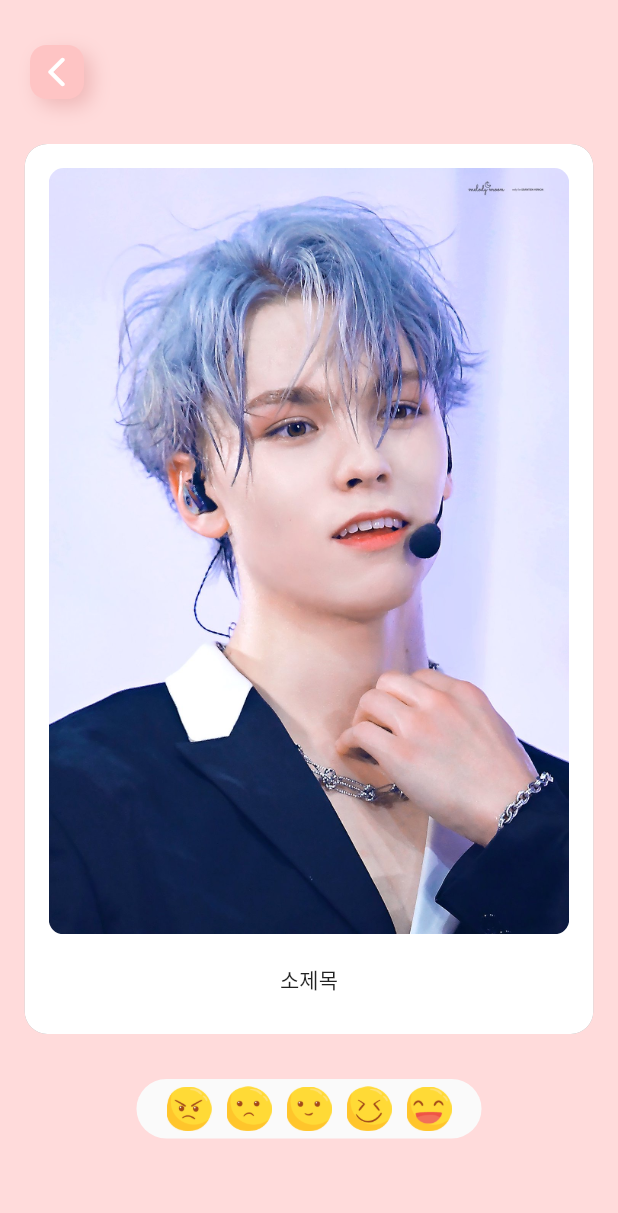
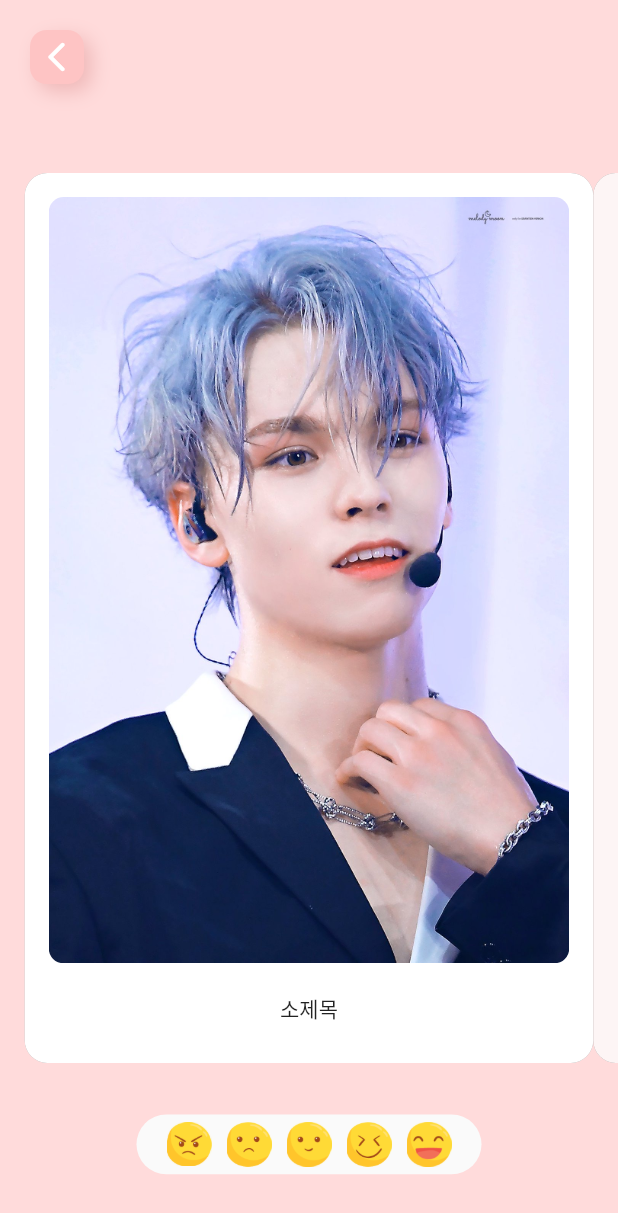
Before and after one commit to cherrrity/Team.AJJODAGA, a Flutter app: the screen it shows after launch, on a phone screen of 412 x 824 dp. Shown: the top 1213 px of the screen. Run offline on Flutter 3.47's test engine with Material 2 defaults, Android fonts, the phone set to English and light mode, and no system bars; drawn by our look-alikes of flip_card, scroll_snap_list; our stand-ins replace flutter_svg; statements that could not run were skipped.

Commit message:
폴더 정리 및 수정

```diff
--- a/lib/main.dart
+++ b/lib/main.dart
@@ -1,8 +1,12 @@
 import 'package:flutter/material.dart';
-import 'package:project_moonhwadiary/model_diary.dart';
-import 'package:project_moonhwadiary/pocket.dart';
-import 'package:project_moonhwadiary/views/writeCardPage.dart';
-import 'package:project_moonhwadiary/views/viewCardPage.dart';
+
+import 'package:project_moonhwadiary/modules/HorizontalList.dart';
+import 'package:project_moonhwadiary/views/card_write_view.dart';
+import 'package:project_moonhwadiary/views/card_view.dart';
+import 'package:project_moonhwadiary/models/model_diary.dart';
+import 'package:project_moonhwadiary/widget/pocket.dart';
+
+
 
 
 void main() {
@@ -20,8 +24,9 @@ class MyApp extends StatelessWidget {
         accentColor: Colors.red[200],
       ),
       //home: MyHomePage(),
-      //home: WriteCardPage(),
-      home: ViewCardPage(),
+      //home: WriteCardPage()
+      home: ViewCardPage()
+      //home: DynamicHorizontalDemo(),
     );
   }
 }
--- /dev/null
+++ b/lib/models/diary.dart
@@ -0,0 +1,30 @@
+class Diary{
+  final String title;
+  final String contents;
+  final String year;
+  final String month;
+  final String day;
+  final String image;
+  final int feel;
+
+  Diary({this.title, this.contents, this.year, this.month, this.day, this.image, this.feel,});
+
+  Map<String, dynamic> toMap(){
+    return {
+      'title' : title,
+      'contents' : contents,
+      'year' : year,
+      'month' : month,
+      'day' : day,
+      'image' : image,
+      'feel' : feel,
+
+    };
+  }
+
+  @override
+  String toString() {
+    return 'Diary{ title: $title, contents:$contents, year: $year,month: $month,day: $day, image: $image, feel: $feel}';
+  }
+
+}
--- /dev/null
+++ b/lib/modules/HorizontalList.dart
@@ -0,0 +1,91 @@
+import 'dart:math';
+
+import 'package:flutter/material.dart';
+import 'package:scroll_snap_list/scroll_snap_list.dart';
+
+import 'package:project_moonhwadiary/models/diary.dart';
+import 'package:project_moonhwadiary/widget/card.dart';
+
+class DynamicHorizontalDemo extends StatefulWidget {
+  final List<Diary> diaries;
+
+  DynamicHorizontalDemo({this.diaries});
+
+  @override
+  _DynamicHorizontalDemoState createState() => _DynamicHorizontalDemoState();
+}
+
+class _DynamicHorizontalDemoState extends State<DynamicHorizontalDemo> {
+  List<Diary> diaries = [];
+  int _focusedIndex = -1;
+
+  @override
+  void initState() {
+    super.initState();
+    diaries = widget.diaries;
+
+    diaries = [
+      Diary(
+        image: "assets/images/test.jpg",
+        title: "chew not choi",
+        contents: "최한솔 한솔한솔한솔최한솔 한솔한솔한솔최한솔 한솔한솔한솔최한솔 한솔한솔한솔최한솔 한솔한솔한솔최한솔 한솔한솔한솔최한솔 한솔한솔한솔최한솔 한솔한솔한솔최한솔 한솔한솔한솔최한솔 한솔한솔한솔최한솔 한솔한솔한솔"+
+            "최한솔 한솔한솔한솔최한솔 한솔한솔한솔최한솔 한솔한솔한솔최한솔 한솔한솔한솔최한솔 한솔한솔한솔최한솔 한솔한솔한솔최한솔 한솔한솔한솔최한솔 한솔한솔한솔최한솔 한솔한솔한솔최한솔 한솔한솔한솔최한솔 한솔한솔한솔"+
+            "최한솔 한솔한솔한솔최한솔 한솔한솔한솔최한솔 한솔한솔한솔최한솔 한솔한솔한솔최한솔 한솔한솔한솔최한솔 한솔한솔한솔최한솔 한솔한솔한솔최한솔 한솔한솔한솔최한솔 한솔한솔한솔최한솔 한솔한솔한솔최한솔 한솔한솔한솔"+
+            "최한솔 한솔한솔한솔최한솔 한솔한솔한솔최한솔 한솔한솔한솔최한솔 한솔한솔한솔최한솔 한솔한솔한솔최한솔 한솔한솔한솔최한솔 한솔한솔한솔최한솔 한솔한솔한솔최한솔 한솔한솔한솔최한솔 한솔한솔한솔최한솔 한솔한솔한솔"+
+            "최한솔 한솔한솔한솔최한솔 한솔한솔한솔최한솔 한솔한솔한솔최한솔 한솔한솔한솔최한솔 한솔한솔한솔최한솔 한솔한솔한솔최한솔 한솔한솔한솔최한솔 한솔한솔한솔최한솔 한솔한솔한솔최한솔 한솔한솔한솔최한솔 한솔한솔한솔"+
+            "최한솔 한솔한솔한솔최한솔 한솔한솔한솔최한솔 한솔한솔한솔최한솔 한솔한솔한솔최한솔 한솔한솔한솔최한솔 한솔한솔한솔최한솔 한솔한솔한솔최한솔 한솔한솔한솔최한솔 한솔한솔한솔최한솔 한솔한솔한솔최한솔 한솔한솔한솔"+
+            "최한솔 한솔한솔한솔최한솔 한솔한솔한솔최한솔 한솔한솔한솔최한솔 한솔한솔한솔최한솔 한솔한솔한솔최한솔 한솔한솔한솔최한솔 한솔한솔한솔최한솔 한솔한솔한솔최한솔 한솔한솔한솔최한솔 한솔한솔한솔최한솔 한솔한솔한솔"+
+            "최한솔 한솔한솔한솔최한솔 한솔한솔한솔최한솔 한솔한솔한솔최한솔 한솔한솔한솔최한솔 한솔한솔한솔최한솔 한솔한솔한솔최한솔 한솔한솔한솔최한솔 한솔한솔한솔최한솔 한솔한솔한솔최한솔 한솔한솔한솔최한솔 한솔한솔한솔"+
+            "최한솔 한솔한솔한솔최한솔 한솔한솔한솔최한솔 한솔한솔한솔최한솔 한솔한솔한솔최한솔 한솔한솔한솔최한솔 한솔한솔한솔최한솔 한솔한솔한솔최한솔 한솔한솔한솔최한솔 한솔한솔한솔최한솔 한솔한솔한솔최한솔 한솔한솔한솔",
+        day: "2020-01-03",
+      ),
+      Diary(
+        title: "오늘 콘서트 너무 재밌었다😂",
+        contents: "1년 6개월",
+        day: "2020-01-03",
+      )
+    ];
+  }
+
+  void _onItemFocus(int index) {
+    print(index);
+    setState(() {
+      _focusedIndex = index;
+    });
+  }
+
+  Widget _buildListItem(BuildContext context, int index) {
+    if (index == diaries.length)
+      return Center(child: CircularProgressIndicator(),);
+
+    //horizontal
+    return Container(
+      width: MediaQuery.of(context).size.width * 0.92,
+      child: PhotoCard(diaries[index]),
+    );
+  }
+
+  ///Override default dynamicItemSize calculation
+  double customEquation(double distance){
+    return 1-min(distance.abs()/500, 0.2);
+    //return 1-(distance/500);
+  }
+
+  @override
+  Widget build(BuildContext context) {
+    return Column(
+      children: <Widget>[
+        Expanded(
+          child: ScrollSnapList(
+            onItemFocus: _onItemFocus,
+            itemSize: MediaQuery.of(context).size.width * 0.92,
+            itemBuilder: _buildListItem,
+            itemCount: diaries.length,
+            dynamicItemSize: false,
+            // dynamicSizeEquation: customEquation, //optional
+          ),
+        ),
+      ],
+    );
+  }
+}
--- /dev/null
+++ b/lib/views/card_view.dart
@@ -0,0 +1,96 @@
+import 'package:flutter/gestures.dart';
+import 'package:flutter/material.dart';
+
+import 'package:flutter/services.dart';
+
+import 'package:flutter/cupertino.dart';
+import 'package:scroll_snap_list/scroll_snap_list.dart';
+
+import 'package:project_moonhwadiary/modules/HorizontalList.dart';
+import 'file:///C:/Users/hyej0/AndroidStudioProjects/Team.AJJODAGA/lib/modules/NeumorphicContainer.dart';
+
+class ViewCardPage extends StatefulWidget {
+  @override
+  _ViewCardPage createState() => _ViewCardPage();
+}
+
+class _ViewCardPage extends State<ViewCardPage> {
+  bool _isPhoto = true;
+  bool _isKeyboardUp = false;
+  DateTime _diaryDate = DateTime.now();
+
+  @override
+  Widget build(BuildContext context) {
+    // TODO: implement build
+    return Scaffold(
+      resizeToAvoidBottomInset: false,
+      backgroundColor: const Color(0xffFFDBDB),
+      body: Stack(
+        children: [
+          Container(
+            margin:
+                const EdgeInsets.only(top: 20, bottom: 30, left: 20, right: 20),
+            child: Row(
+              mainAxisAlignment: MainAxisAlignment.spaceBetween,
+              children: [
+                // 상단 아이콘 생성
+                NeumorphicContainer(
+                  child: GestureDetector(
+                    child:
+                        Icon(Icons.arrow_back_ios_rounded, color: Colors.white),
+                    onTap: () => {print("back")},
+                  ),
+                  color: Color(0xFFFEC4C4),
+                  shape: "iconButton",
+                ),
+              ],
+            ),
+          ),
+          DynamicHorizontalDemo(),
+          Positioned(
+            bottom: MediaQuery.of(context).size.width * 0.1,
+            left:MediaQuery.of(context).size.width/2 - 230/2,
+            child: Container(
+              alignment: Alignment.center,
+              width: 230,
+              child: Row(
+                children: [
+                  Image.asset(
+                    'assets/emoji/emoji-3.png',
+                    width: 30,
+                  ),
+                  SizedBox(width: 10),
+                  Image.asset(
+                    'assets/emoji/emoji-4.png',
+                    width: 30,
+                  ),
+                  SizedBox(width: 10),
+                  Image.asset(
+                    'assets/emoji/emoji-13.png',
+                    width: 30,
+                  ),
+                  SizedBox(width: 10),
+                  Image.asset(
+                    'assets/emoji/emoji-10.png',
+                    width: 30,
+                  ),
+                  SizedBox(width: 10),
+                  Image.asset(
+                    'assets/emoji/emoji-2.png',
+                    width: 30,
+                  ),
+                ],
+              ),
+              padding: const EdgeInsets.symmetric(vertical: 5, horizontal: 20),
+              decoration: BoxDecoration(
+                borderRadius: BorderRadius.circular(40),
+                color: const Color(0xfffafafa),
+              ),
+            ),
+          ),
+
+        ],
+      ),
+    );
+  }
+}
--- a/lib/views/writeCardPage.dart
+++ b/lib/views/card_write_view.dart
@@ -4,8 +4,8 @@ import 'package:flutter/services.dart';
 import 'package:flutter_svg/flutter_svg.dart';
 import 'package:flutter/cupertino.dart';
 
-import 'package:project_moonhwadiary/modules/diaryDatePicker.dart';
-import 'package:project_moonhwadiary/views/neumorphicContainer.dart';
+import 'package:project_moonhwadiary/modules/DiaryDatePicker.dart';
+import 'package:project_moonhwadiary/modules/NeumorphicContainer.dart';
 
 class WriteCardPage extends StatefulWidget {
   @override
@@ -159,6 +159,7 @@ class _WriteCardPage extends State<WriteCardPage> {
                               inputFormatters: [
                                 LengthLimitingTextInputFormatter(40),
                               ],
+                              textAlign: TextAlign.center,
                               decoration: InputDecoration(
                                   contentPadding: EdgeInsets.zero,
                                   border: InputBorder.none,
--- a/lib/views/viewCardPage.dart
+++ /dev/null
@@ -1,238 +0,0 @@
-import 'package:flutter/material.dart';
-import 'package:flip_card/flip_card.dart';
-import 'package:flutter/services.dart';
-import 'package:flutter_svg/flutter_svg.dart';
-import 'package:flutter/cupertino.dart';
-
-import 'package:project_moonhwadiary/modules/diaryDatePicker.dart';
-import 'package:project_moonhwadiary/views/neumorphicContainer.dart';
-
-class ViewCardPage extends StatefulWidget {
-  @override
-  _ViewCardPage createState() => _ViewCardPage();
-}
-
-class _ViewCardPage extends State<ViewCardPage> {
-  bool _isPhoto = true;
-  bool _isKeyboardUp = false;
-  DateTime _diaryDate = DateTime.now();
-
-  void showDatePicker() {
-    showModalBottomSheet(
-        context: this.context,
-        builder: (context) {
-          return Container(
-            height: 300,
-            child: Stack(
-              children: <Widget>[
-                CupertinoDatePicker(
-                  minimumYear: 2000,
-                  maximumYear: DateTime.now().year,
-                  initialDateTime: DateTime.now(),
-                  maximumDate: DateTime.now(),
-                  onDateTimeChanged: (newDate) => { _diaryDate = newDate},
-                  mode: CupertinoDatePickerMode.date,
-                ),
-                Align(
-                  alignment: Alignment.topRight,
-                  child: CupertinoButton(
-                    child: Text('확인'),
-                    onPressed: () => Navigator.pop(context),
-                  ),
-                ),
-              ],
-            ),
-          );
-        }).whenComplete(() => setState(() => {}));
-  }
-
-  @override
-  Widget build(BuildContext context) {
-    // TODO: implement build
-    return Scaffold(
-      resizeToAvoidBottomInset: false,
-      backgroundColor: const Color(0xffFFDBDB),
-      body: Column(
-        children: [
-          SizedBox(
-            height: 10,
-          ),
-          Container(
-            margin: const EdgeInsets.only(top: 20, bottom:30, left: 20, right: 20),
-            child: Row(
-              mainAxisAlignment: MainAxisAlignment.spaceBetween,
-              children: [
-                // 상단 아이콘 생성
-                NeumorphicContainer(
-                  child: GestureDetector(
-                    child: Icon(Icons.arrow_back_ios_rounded, color: Colors.white),
-                    onTap: () => {
-                      print("back")
-                    },
-                  ),
-                  color: Color(0xFFFEC4C4),
-                  shape: "iconButton",
-                ),
-              ],
-            ),
-          ),
-
-          Center(
-            // 메인 카드 앞면
-            child: FlipCard(
-              direction: FlipDirection.HORIZONTAL, // default
-              front: Container(
-                padding: EdgeInsets.all(16.0),
-                width: MediaQuery.of(context).size.width * 0.92,
-                height : MediaQuery.of(context).size.height * 0.72,
-                // 이미지가 있을 때 없을 때
-                child: _isPhoto ?
-                Center(
-                  child: Column(
-                    children: [
-                      Positioned(
-                        child: Container(
-                          width: MediaQuery.of(context).size.width * 0.85,
-                          height: MediaQuery.of(context).size.height * 0.62,
-                          decoration: BoxDecoration(
-                            borderRadius: BorderRadius.circular(10),
-                            image: DecorationImage(
-                              // 이미지 full cover
-                              image: AssetImage("assets/images/test.jpg"),  // 카드가 될 이미지
-                              fit: BoxFit.cover,
-                            ),
-                          ),
-                        ),
-                      ),
-                      SizedBox(
-                        height: 20,
-                      ),
-                      Text("소제목")
-                    ],
-                  ),
-                )
-                    : Center(
-                  child: SvgPicture.asset(
-                    'assets/images/empty_card_cat.svg',
-                    width: 150,
-                  ),
-                ),
-                decoration: BoxDecoration(
-                  borderRadius: BorderRadius.circular(15),
-                  color:  _isPhoto? Colors.white : Color(0xFFFDF5F5),
-                  boxShadow:[
-                    BoxShadow(
-                      color : Colors.grey,
-                    ),
-                  ],
-                ),
-              ),
-              back: Container(
-                // 메인 카드 뒷면
-                width: MediaQuery.of(context).size.width * 0.92,
-                height : MediaQuery.of(context).size.height * 0.72,
-                child: Center(
-                  child: Form(
-                    child: Padding(
-                      padding: EdgeInsets.all(16.0),
-                      child: Column(
-                          children: [
-                            SizedBox(height: 15),
-                            // 카드 입력(날짜)
-                            InkWell(
-                              child: Text('2020-01-01', style: TextStyle(fontSize: 20)),
-                              onTap: () => {}, // date picker widget
-                            ),
-                            SizedBox(height: 10),
-                            // 카드 입력(제목)
-                            TextFormField(
-                              inputFormatters: [
-                                LengthLimitingTextInputFormatter(40),
-                              ],
-                              decoration: InputDecoration(
-                                  contentPadding: EdgeInsets.zero,
-                                  border: InputBorder.none,
-                                  hintText: '제목을 입력해 주세요'
-                              ),
-                            ),
-                            Container(
-                              height : MediaQuery.of(context).size.height * 0.4,
-                              /*
-                              padding: EdgeInsets.all(5),
-                              decoration: BoxDecoration(
-                                border: Border.all(color: Colors.grey)
-                              ),*/
-                              child: SingleChildScrollView(
-                                physics: ClampingScrollPhysics(),
-                                scrollDirection: Axis.vertical,
-                                reverse: false,
-                                // 카드 입력(내용)
-                                child : TextFormField(
-                                  maxLines: null,
-                                  decoration: InputDecoration(
-                                      contentPadding: EdgeInsets.zero,
-                                      border: InputBorder.none,
-                                      hintText: '내용을 입력해 주세요'
-                                  ),
-                                ),
-                              ),
-                            ),
-                          ]
-                      ),
-                    ),
-                  ),
-                ),
-                decoration: BoxDecoration(
-                  borderRadius: BorderRadius.circular(15),
-                  color: Colors.white,
-                  boxShadow:[
-                    BoxShadow(
-                      color : Colors.grey,
-                    ),
-                  ],
-                ),
-              ),
-            ),
-          ),
-          SizedBox(height: 30,),
-          Container(
-            width: 230,
-            child: Row(
-              children: [
-                Image.asset(
-                  'assets/emoji/emoji-3.png',
-                  width: 30,
-                ),
-                SizedBox(width: 10),
-                Image.asset(
-                  'assets/emoji/emoji-4.png',
-                  width: 30,
-                ),
-                SizedBox(width: 10),
-                Image.asset(
-                  'assets/emoji/emoji-13.png',
-                  width: 30,
-                ),
-                SizedBox(width: 10),
-                Image.asset(
-                  'assets/emoji/emoji-10.png',
-                  width: 30,
-                ),
-                SizedBox(width: 10),
-                Image.asset(
-                  'assets/emoji/emoji-2.png',
-                  width: 30,
-                ),
-              ],
-            ),
-            padding: const EdgeInsets.symmetric(vertical: 5, horizontal: 20),
-            decoration: BoxDecoration(
-              borderRadius: BorderRadius.circular(40),
-              color: const Color(0xfffafafa),
-            ),
-          )
-        ],
-      ),
-    );
-  }
-}
--- /dev/null
+++ b/lib/widget/card.dart
@@ -0,0 +1,146 @@
+import 'package:flutter/material.dart';
+
+import 'package:flip_card/flip_card.dart';
+import 'package:flutter_svg/flutter_svg.dart';
+
+import 'package:project_moonhwadiary/models/diary.dart';
+
+class PhotoCard extends StatefulWidget {
+  final Diary diary;
+
+  PhotoCard(this.diary);
+
+  @override
+  _CardState createState() => _CardState();
+}
+
+class _CardState extends State<PhotoCard> {
+  Diary diary;
+
+  @override
+  void initState() {
+    super.initState();
+    diary = widget.diary;
+  }
+
+  @override
+  Widget build(BuildContext context) {
+    // TODO: implement build
+    return Container(
+      child: Center(
+        // 메인 카드 앞면
+        child: FlipCard(
+          direction: FlipDirection.HORIZONTAL, // default
+          front: Container(
+            padding: EdgeInsets.all(16.0),
+            width: MediaQuery.of(context).size.width * 0.92,
+            height: MediaQuery.of(context).size.height * 0.72,
+            // 이미지가 있을 때 없을 때
+            child: diary.image != null
+                ? Center(
+                    child: Column(
+                      children: [
+                        Positioned(
+                          child: Container(
+                            width: MediaQuery.of(context).size.width * 0.85,
+                            height: MediaQuery.of(context).size.height * 0.62,
+                            decoration: BoxDecoration(
+                              borderRadius: BorderRadius.circular(10),
+                              image: DecorationImage(
+                                // 이미지 full cover
+                                image: AssetImage(diary.image), // 카드가 될 이미지
+                                fit: BoxFit.cover,
+                              ),
+                            ),
+                          ),
+                        ),
+                        SizedBox(
+                          height: 20,
+                        ),
+                        Text("소제목")
+                      ],
+                    ),
+                  )
+                : Center(
+                    child: SvgPicture.asset(
+                      'assets/images/empty_card_cat.svg',
+                      width: 150,
+                    ),
+                  ),
+            decoration: BoxDecoration(
+              borderRadius: BorderRadius.circular(15),
+              color: diary.image != null ? Colors.white : Color(0xFFFDF5F5),
+              boxShadow: [
+                BoxShadow(
+                  color: Colors.grey,
+                ),
+              ],
+            ),
+          ),
+          back: Container(
+            // 메인 카드 뒷면
+            width: MediaQuery.of(context).size.width * 0.92,
+            height: MediaQuery.of(context).size.height * 0.72,
+            child: Center(
+              child: Padding(
+                padding: EdgeInsets.all(16.0),
+                child: Column(children: [
+                  SizedBox(height: 15),
+                  InkWell(
+                    child: Text(diary.day, style: TextStyle(fontSize: 20)),
+                    onTap: () => {}, // date picker widget
+                  ),
+                  SizedBox(height: 10),
+                  Text(
+                    diary.title,
+                    textAlign: TextAlign.center,
+                  ),
+                  Container(
+                    height: MediaQuery.of(context).size.height * 0.52,
+                    child: SingleChildScrollView(
+                      physics: ClampingScrollPhysics(),
+                      scrollDirection: Axis.vertical,
+                      reverse: false,
+                      child: Text(
+                        diary.contents,
+                        textAlign: TextAlign.center,
+                      ),
+                    ),
+                  ),
+                  Row(
+                    mainAxisAlignment: MainAxisAlignment.spaceBetween,
+                    children: [
+                      // 수정 버튼
+                      IconButton(
+                          icon: Icon(
+                            Icons.edit_rounded,
+                            color: Colors.grey,
+                          ),
+                          onPressed: () => {}),
+                      // 삭제 버튼
+                      IconButton(
+                          icon: Icon(
+                            Icons.delete_rounded,
+                            color: Colors.grey,
+                          ),
+                          onPressed: () => {}),
+                    ],
+                  )
+                ]),
+              ),
+            ),
+            decoration: BoxDecoration(
+              borderRadius: BorderRadius.circular(15),
+              color: Colors.white,
+              boxShadow: [
+                BoxShadow(
+                  color: Colors.grey,
+                ),
+              ],
+            ),
+          ),
+        ),
+      ),
+    );
+  }
+}
--- a/lib/pocket.dart
+++ b/lib/widget/pocket.dart
@@ -1,5 +1,5 @@
 import 'package:flutter/material.dart';
-import 'package:project_moonhwadiary/model_diary.dart';
+import 'package:project_moonhwadiary/models/model_diary.dart';
 
 class Pocket extends StatefulWidget {
   final List<Diary> diaries;
--- a/pubspec.yaml
+++ b/pubspec.yaml
@@ -31,6 +31,8 @@ dependencies:
   table_calendar: ^2.3.3
   flutter_svg: ^0.19.2+1
   flip_card: ^0.4.4
+  scroll_snap_list: ^0.6.0
+  # flutter_swiper: ^1.1.6
 
 dev_dependencies:
   flutter_test:
```
Also changed, not shown: lib/models/model_diary.dart (renamed from lib/model_diary.dart), lib/modules/CustomAppbar.dart (added), lib/modules/DiaryDatePicker.dart (renamed from lib/modules/diaryDatePicker.dart), lib/modules/NeumorphicContainer.dart (renamed from lib/views/neumorphicContainer.dart), pubspec.lock.
